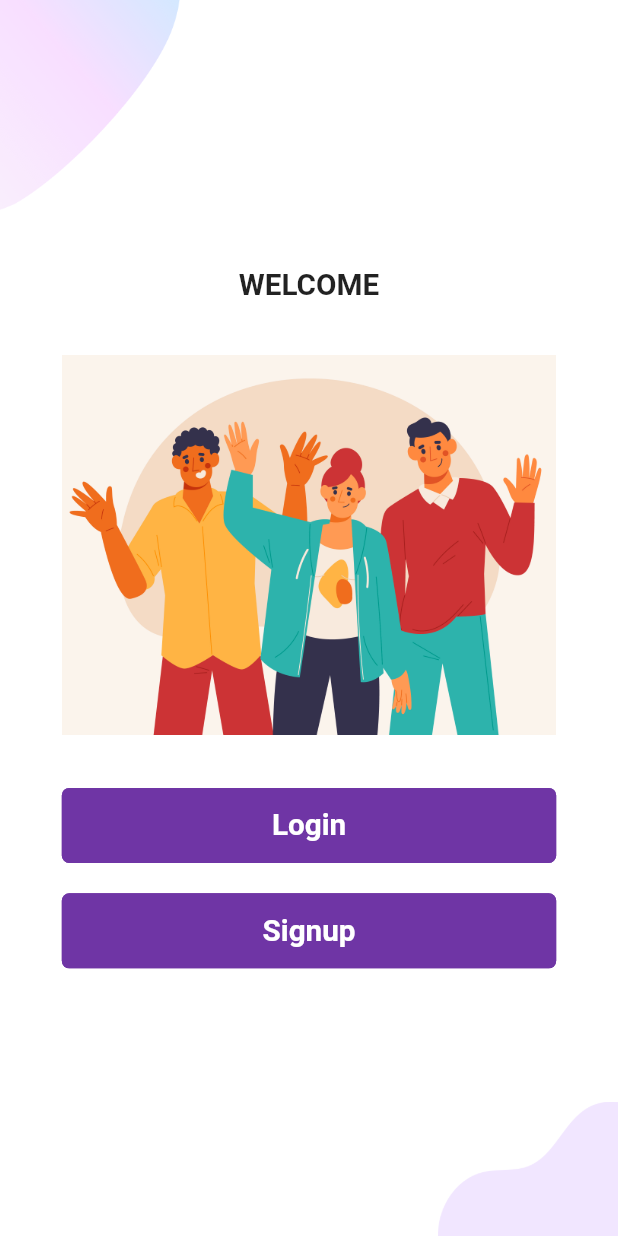
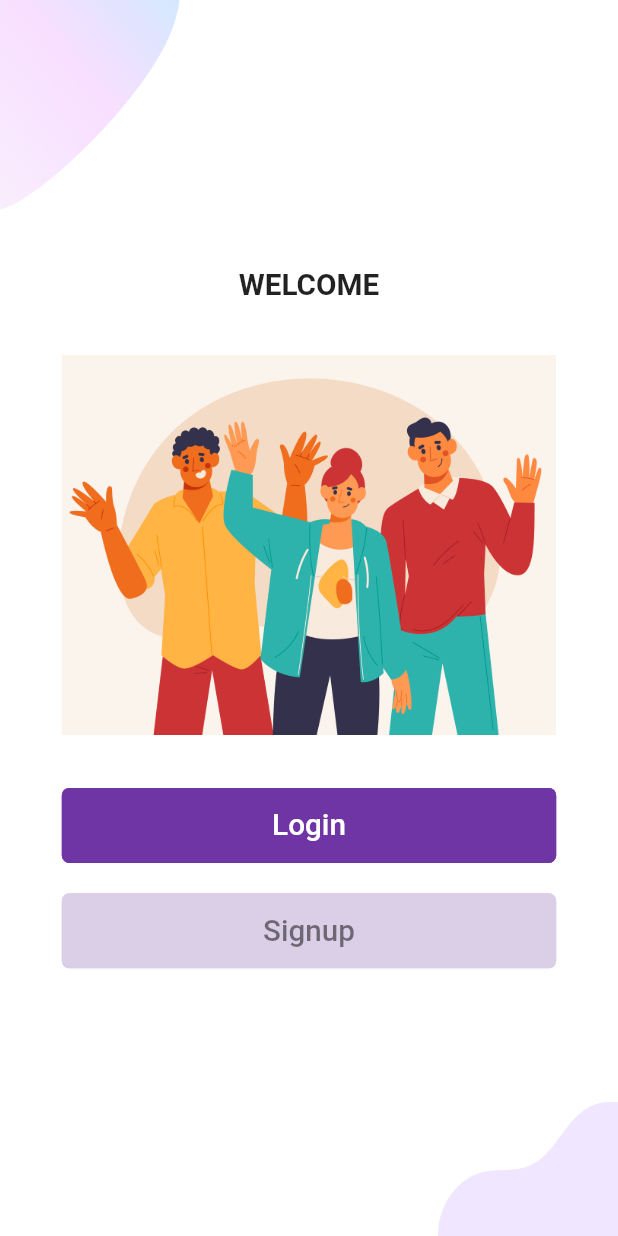
Before and after one commit to mohamedsaad221/movies_app, a Flutter app: the screen it shows after launch, on a phone screen of 412 x 824 dp. Run offline on Flutter 3.47's test engine with Material 2 defaults, Android fonts, the phone set to English and light mode, and no system bars; our stand-ins replace bloc, cached_network_image, connectivity, dio, flutter_bloc, flutter_screenutil and 6 more; accounts and stored records are empty; Roboto replaces fonts that are missing (Jannah, Tajawal).

Commit message:
cache welcome screen in shared pref

```diff
--- a/lib/main.dart
+++ b/lib/main.dart
@@ -26,6 +26,7 @@ void main() async {
   ApiRequest.init();
   await CacheHelper.init();
   await isLoggedIn();
+  await isWelcome();
 
   BlocOverrides.runZoned(
     () {
--- a/lib/modules/controlView/control_view.dart
+++ b/lib/modules/controlView/control_view.dart
@@ -1,6 +1,7 @@
 import 'package:flutter/material.dart';
 import 'package:flutter_bloc/flutter_bloc.dart';
 import 'package:movies_app/modules/home/home_screen.dart';
+import 'package:movies_app/modules/login_view/login_screen.dart';
 
 import '../../shared/helper/constance.dart';
 import '../welcome/welcome_screen.dart';
@@ -16,8 +17,11 @@ class ControlView extends StatelessWidget {
         // TODO: implement listener
       },
       builder: (context, state) {
-        var controlCubit = ControlCubit.get(context);
-        return isLogin == null ? const WelcomeScreen() : const HomeScreen();
+        return isWelcomeBool == true
+            ? isLogin == true
+                ? const HomeScreen()
+                : const LoginScreen()
+            : const WelcomeScreen();
       },
     );
   }
--- a/lib/modules/login_view/conmponents/login_image.dart
+++ b/lib/modules/login_view/conmponents/login_image.dart
@@ -16,7 +16,7 @@ class LoginScreenTopImage extends StatelessWidget {
       children: [
         CustomText(
           text: "LOGIN",
-          textStyle: TextStyle(fontWeight: FontWeight.bold, fontSize: 18.sp),
+          textStyle: TextStyle(fontWeight: FontWeight.bold, fontSize: defaultFontSize),
         ),
         SizedBox(height: defaultPadding * 2),
         Row(
--- a/lib/modules/signup_view/components/sign_up_image.dart
+++ b/lib/modules/signup_view/components/sign_up_image.dart
@@ -14,7 +14,7 @@ class SignUpScreenTopImage extends StatelessWidget {
       children: [
         Text(
           "Sign Up".toUpperCase(),
-          style: TextStyle(fontWeight: FontWeight.bold, fontSize: 18.sp),
+          style: TextStyle(fontWeight: FontWeight.bold, fontSize: defaultFontSize),
         ),
         SizedBox(height: defaultPadding),
         Row(
--- a/lib/modules/welcome/components/welcome_image.dart
+++ b/lib/modules/welcome/components/welcome_image.dart
@@ -15,7 +15,7 @@ class WelcomeImage extends StatelessWidget {
       children: [
         CustomText(
           text: "WELCOME",
-          textStyle: TextStyle(fontWeight: FontWeight.bold, fontSize: 18.sp),
+          textStyle: TextStyle(fontWeight: FontWeight.bold, fontSize: defaultFontSize),
         ),
         SizedBox(height: defaultPadding * 2),
         Row(
--- a/lib/modules/welcome/welcome_screen.dart
+++ b/lib/modules/welcome/welcome_screen.dart
@@ -1,9 +1,12 @@
 import 'package:flutter/material.dart';
 import 'package:flutter_screenutil/flutter_screenutil.dart';
 import 'package:movies_app/modules/signup_view/signup_screen.dart';
+import 'package:movies_app/shared/styles/app_colors.dart';
 import 'package:movies_app/shared/widgets/components.dart';
 import 'package:movies_app/shared/widgets/custom_button.dart';
 
+import '../../shared/helper/constance.dart';
+import '../../shared/network/local/shared_pref.dart';
 import '../../shared/responsive/responsive_widget.dart';
 import '../../shared/widgets/background.dart';
 import '../login_view/login_screen.dart';
@@ -45,11 +48,16 @@ class WelcomeScreen extends StatelessWidget {
   }
 }
 
-class MobileWelcomeScreen extends StatelessWidget {
+class MobileWelcomeScreen extends StatefulWidget {
   const MobileWelcomeScreen({
     Key? key,
   }) : super(key: key);
 
+  @override
+  State<MobileWelcomeScreen> createState() => _MobileWelcomeScreenState();
+}
+
+class _MobileWelcomeScreenState extends State<MobileWelcomeScreen> {
   @override
   Widget build(BuildContext context) {
     return Column(
@@ -64,21 +72,28 @@ class MobileWelcomeScreen extends StatelessWidget {
               child: Column(
                 children: [
                   CustomButton(
-                    onPressed: () {
+                    onPressed: () async {
+                      await CacheHelper.saveData(key: 'isWelcome', value: true);
+                      if(!mounted)return;
                       navigateAndFinish(context, const LoginScreen());
                     },
-                    fontSize: 18.sp,
+                    fontSize: defaultFontSize,
                     text: 'Login',
                   ),
                   SizedBox(
                     height: 20.h,
                   ),
                   CustomButton(
-                    onPressed: () {
+                    onPressed: () async {
+                      await CacheHelper.saveData(key: 'isWelcome', value: true);
+                      if(!mounted)return;
                       navigateAndFinish(context, const SignUpScreen());
                     },
-                    fontSize: 18.sp,
+                    fontSize: defaultFontSize,
                     text: 'Signup',
+                    textColor: AppColors.myBlack.withOpacity(.5),
+                    color: AppColors.secondColor,
+                    borderColor: AppColors.secondColor,
                   ),
                 ],
               ),
--- a/lib/shared/helper/constance.dart
+++ b/lib/shared/helper/constance.dart
@@ -9,9 +9,15 @@ String baseUrl = 'https://imdb-api.com/en/API/';
 String apiKey = 'k_fgp40s09';
 double defaultPadding = 16.0.w;
 double defaultRadius = 6.0.r;
+double defaultFontSize = 18.sp;
 
 bool? isLogin;
+bool? isWelcomeBool;
 
 Future<bool?> isLoggedIn() async {
   return isLogin = await CacheHelper.getData(key: 'isLogin');
 }
+
+Future<bool?> isWelcome() async {
+  return isWelcomeBool = await CacheHelper.getData(key: 'isWelcome');
+}
--- a/lib/shared/network/local/db.dart
+++ b/lib/shared/network/local/db.dart
@@ -84,7 +84,7 @@ class LocalDB {
       localMovieModel.toJson(),
       conflictAlgorithm: ConflictAlgorithm.replace,
     );
-    // log("saveAllMoviesData : $result");
+    log("saveAllMoviesData : $result");
   }
 
   Future<List<UserModel>> getUserData() async {
@@ -135,6 +135,7 @@ class LocalDB {
     required String email,
     required String passWord,
     required BuildContext context,
+    required bool mounted,
   }) async {
     try {
       final db = await instance.database;
@@ -145,13 +146,14 @@ class LocalDB {
 
       if (result.isEmpty) {
         showToast(
-          text: 'Confirm the mobile number or password you entered',
+          text: 'We couldn\'t find an account that matched what you entered',
           stateColor: ShowToastColor.ERROR,
         );
       } else {
         log(result.toString());
         await CacheHelper.saveData(key: 'isLogin', value: true);
         await CacheHelper.saveData(key: 'email', value: email);
+        if(!mounted) return;
         navigateAndFinish(context, const HomeScreen());
       }
     } on Exception catch (error) {
--- a/lib/shared/styles/app_theme.dart
+++ b/lib/shared/styles/app_theme.dart
@@ -2,6 +2,7 @@ import 'package:flutter/material.dart';
 import 'package:flutter/services.dart';
 import 'package:flutter_screenutil/flutter_screenutil.dart';
 
+import '../helper/constance.dart';
 import 'app_colors.dart';
 
 class AppTheme {
@@ -53,7 +54,7 @@ class AppTheme {
       elevation: 20.0,
     ),
     textTheme: TextTheme(
-      button: TextStyle(fontSize: 18.sp),
+      button: TextStyle(fontSize: defaultFontSize),
       headline4: TextStyle(
         fontSize: 30.sp,
         fontWeight: FontWeight.bold,
--- a/lib/shared/widgets/custom_button.dart
+++ b/lib/shared/widgets/custom_button.dart
@@ -2,7 +2,6 @@ import 'package:flutter/material.dart';
 import 'package:flutter_screenutil/flutter_screenutil.dart';
 
 import '../styles/app_colors.dart';
-import '../styles/font_styles.dart';
 import 'custom_text.dart';
 
 class CustomButton extends StatelessWidget {
@@ -53,7 +52,7 @@ class CustomButton extends StatelessWidget {
         onPressed: onPressed,
         child: CustomText(
           text: text,
-          textStyle: primaryTextStyle().copyWith(
+          textStyle: TextStyle(
             color: textColor,
             fontSize: fontSize,
           ),
--- a/lib/shared/widgets/custom_text_form_field.dart
+++ b/lib/shared/widgets/custom_text_form_field.dart
@@ -1,6 +1,7 @@
 import 'package:flutter/material.dart';
 import 'package:flutter_screenutil/flutter_screenutil.dart';
 
+import '../helper/constance.dart';
 import '../styles/app_colors.dart';
 
 class CustomTextFormField extends StatelessWidget {
@@ -81,7 +82,7 @@ class CustomTextFormField extends StatelessWidget {
             obscureText: isPassword,
             textDirection: TextDirection.ltr,
             style: TextStyle(
-              fontSize: 18.sp,
+              fontSize: defaultFontSize,
               color: Colors.black,
             ),
             decoration: InputDecoration(
@@ -98,7 +99,7 @@ class CustomTextFormField extends StatelessWidget {
               border: const OutlineInputBorder(),
               labelStyle: TextStyle(
                 color: Colors.black,
-                fontSize: 18.sp,
+                fontSize: defaultFontSize,
               ),
               hintTextDirection: TextDirection.ltr,
               //labelText: labelText,
--- a/pubspec.yaml
+++ b/pubspec.yaml
@@ -59,6 +59,7 @@ flutter:
   # To add assets to your application, add an assets section, like this:
   assets:
     - assets/images/
+    - assets/fonts/
 
   # An image asset can refer to one or more resolution-specific "variants", see
   # https://flutter.dev/assets-and-images/#resolution-aware
```
Also changed, not shown: lib/modules/controlView/no_internet_view.dart (+3 -4 lines), lib/modules/home/home_screen.dart (+100 -38 lines), lib/modules/home/movies/movies_screen.dart (+14 -3 lines), lib/modules/login_view/conmponents/login_form.dart (+9 -2 lines), lib/modules/login_view/cubit/login_cubit.dart (+12 -0 lines), lib/modules/signup_view/components/signup_form.dart (+3 -6 lines), lib/shared/styles/font_styles.dart (deleted, +0 -63 lines), assets/fonts/Tajawal-Regular.ttf (added).
